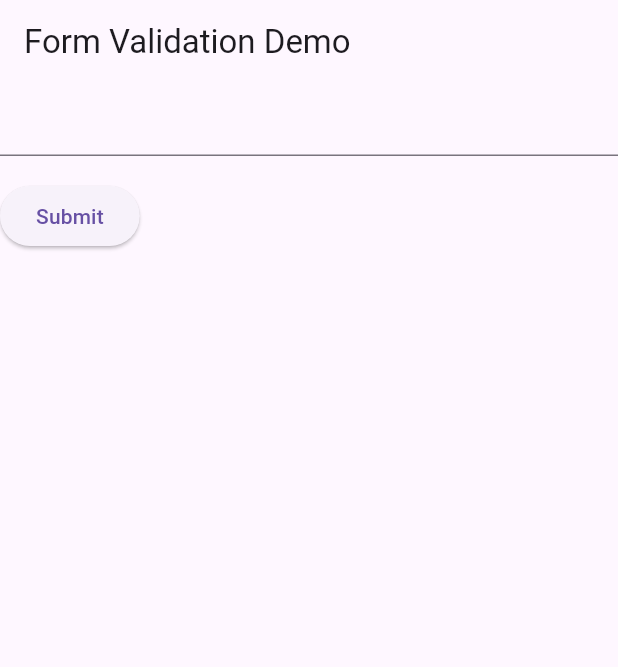
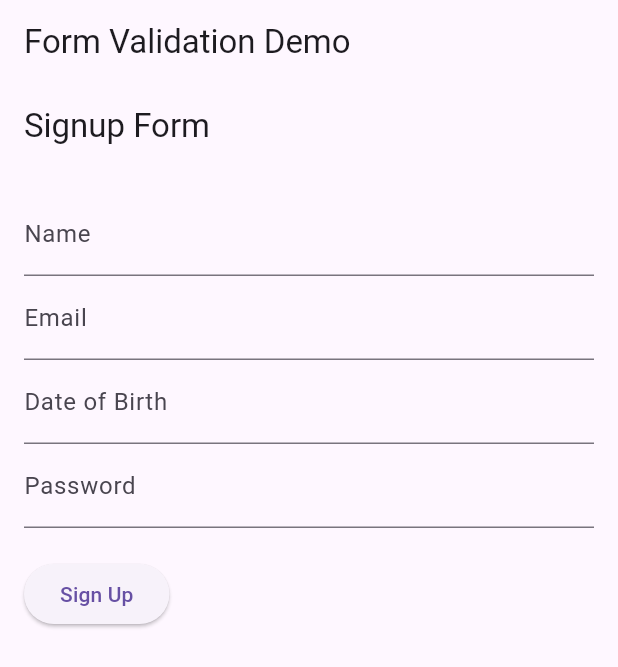
Before and after one commit to nikhilchowdary-yamani/signup_page, a Flutter app: the screen it shows after launch, on a phone screen of 412 x 824 dp. Shown: the top 667 px of the screen. Run offline on Flutter 3.47's test engine with Material 3 defaults, Android fonts, the phone set to English and light mode, and no system bars.

Commit message:
Designing the Signup Page

```diff
--- a/lib/main.dart
+++ b/lib/main.dart
@@ -4,6 +4,7 @@ void main() => runApp(const MyApp());
 
 class MyApp extends StatelessWidget {
   const MyApp({super.key});
+
   @override
   Widget build(BuildContext context) {
     const appTitle = 'Form Validation Demo';
@@ -13,64 +14,82 @@ class MyApp extends StatelessWidget {
         appBar: AppBar(
           title: const Text(appTitle),
         ),
-        body: const MyCustomForm(),
+        body: const SignupPage(),
       ),
     );
   }
 }
 
-// Create a Form widget.
-class MyCustomForm extends StatefulWidget {
-  const MyCustomForm({super.key});
+class SignupPage extends StatefulWidget {
+  const SignupPage({super.key});
+
   @override
-  MyCustomFormState createState() {
-    return MyCustomFormState();
-  }
+  SignupPageState createState() => SignupPageState();
 }
 
-// Create a corresponding State class.
-// This class holds data related to the form.
-class MyCustomFormState extends State<MyCustomForm> {
-// Create a global key that uniquely identifies the Form widget
-// and allows validation of the form.
-//
-// Note: This is a GlobalKey<FormState>,
-// not a GlobalKey<MyCustomFormState>.
+class SignupPageState extends State<SignupPage> {
   final _formKey = GlobalKey<FormState>();
+  final TextEditingController _nameController = TextEditingController();
+  final TextEditingController _emailController = TextEditingController();
+  final TextEditingController _dobController = TextEditingController();
+  final TextEditingController _passwordController = TextEditingController();
+
   @override
   Widget build(BuildContext context) {
-// Build a Form widget using the _formKey created above.
-    return Form(
+    return Scaffold(
+      appBar: AppBar(title: const Text('Signup Form')),
+      body: Padding(
+        padding: const EdgeInsets.all(16.0),
+        child: Form(
           key: _formKey,
           child: Column(
             crossAxisAlignment: CrossAxisAlignment.start,
             children: [
               TextFormField(
-// The validator receives the text that the user has entered.
+                controller: _nameController,
+                decoration: const InputDecoration(labelText: "Name"),
+                validator: (value) => value == null || value.isEmpty ? 'Please enter your name' : null,
+              ),
+              TextFormField(
+                controller: _emailController,
+                decoration: const InputDecoration(labelText: "Email"),
                 validator: (value) {
-              if (value == null || value.isEmpty) {
-                return 'Please enter some text';
+                  if (value == null || value.isEmpty) return 'Please enter an email';
+                  if (!RegExp(r'^[a-zA-Z0-9_.+-]+@[a-zA-Z0-9-]+\.[a-zA-Z0-9-.]+$').hasMatch(value)) {
+                    return 'Enter a valid email';
                   }
                   return null;
                 },
               ),
-          Padding(
-            padding: const EdgeInsets.symmetric(vertical: 16),
-            child: ElevatedButton(
+              TextFormField(
+                controller: _dobController,
+                decoration: const InputDecoration(labelText: "Date of Birth"),
+                keyboardType: TextInputType.datetime,
+              ),
+              TextFormField(
+                controller: _passwordController,
+                decoration: const InputDecoration(labelText: "Password"),
+                obscureText: true,
+                validator: (value) {
+                  if (value == null || value.isEmpty) return 'Please enter a password';
+                  if (value.length < 8) return 'Password must be at least 8 characters';
+                  return null;
+                },
+              ),
+              const SizedBox(height: 20),
+              ElevatedButton(
                 onPressed: () {
-// Validate returns true if the form is valid, or false otherwise.
                   if (_formKey.currentState!.validate()) {
-// If the form is valid, display a snackbar. In the real world,
-// you'd often call a server or save the information in a database.
                     ScaffoldMessenger.of(context).showSnackBar(
                       const SnackBar(content: Text('Processing Data')),
                     );
                   }
                 },
-              child: const Text('Submit'),
+                child: const Text('Sign Up'),
+              ),
+            ],
           ),
         ),
-        ],
       ),
     );
   }
```
Lines whose indentation alone changed are shown as unchanged.
